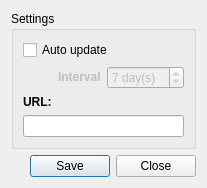
Qt form UI_Files/TLESettingsDialog.ui (AmateurRadioTelescopeSystem/RadioTelescope_Controller) before a commit.
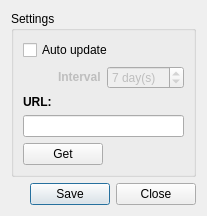
The same form after that commit.

Commit message: Add a manual retrieval for the TLE file

What changed in the file:
```diff
--- a/UI_Files/TLESettingsDialog.ui
+++ b/UI_Files/TLESettingsDialog.ui
@@ -108,6 +108,29 @@
         </item>
        </layout>
       </item>
+      <item row="3" column="0" colspan="2">
+       <layout class="QVBoxLayout" name="verticalLayout">
+        <item>
+         <widget class="QLineEdit" name="tleURL"/>
+        </item>
+        <item>
+         <widget class="QPushButton" name="tleDownloadButton">
+          <property name="sizePolicy">
+           <sizepolicy hsizetype="Maximum" vsizetype="Fixed">
+            <horstretch>0</horstretch>
+            <verstretch>0</verstretch>
+           </sizepolicy>
+          </property>
+          <property name="cursor">
+           <cursorShape>PointingHandCursor</cursorShape>
+          </property>
+          <property name="text">
+           <string>Get</string>
+          </property>
+         </widget>
+        </item>
+       </layout>
+      </item>
       <item row="2" column="0">
        <widget class="QLabel" name="label">
         <property name="text">
@@ -115,9 +138,6 @@
         </property>
        </widget>
       </item>
-      <item row="3" column="0" colspan="2">
-       <widget class="QLineEdit" name="tleURL"/>
-      </item>
      </layout>
     </widget>
    </item>
```
The commit also changes 1 other file.
